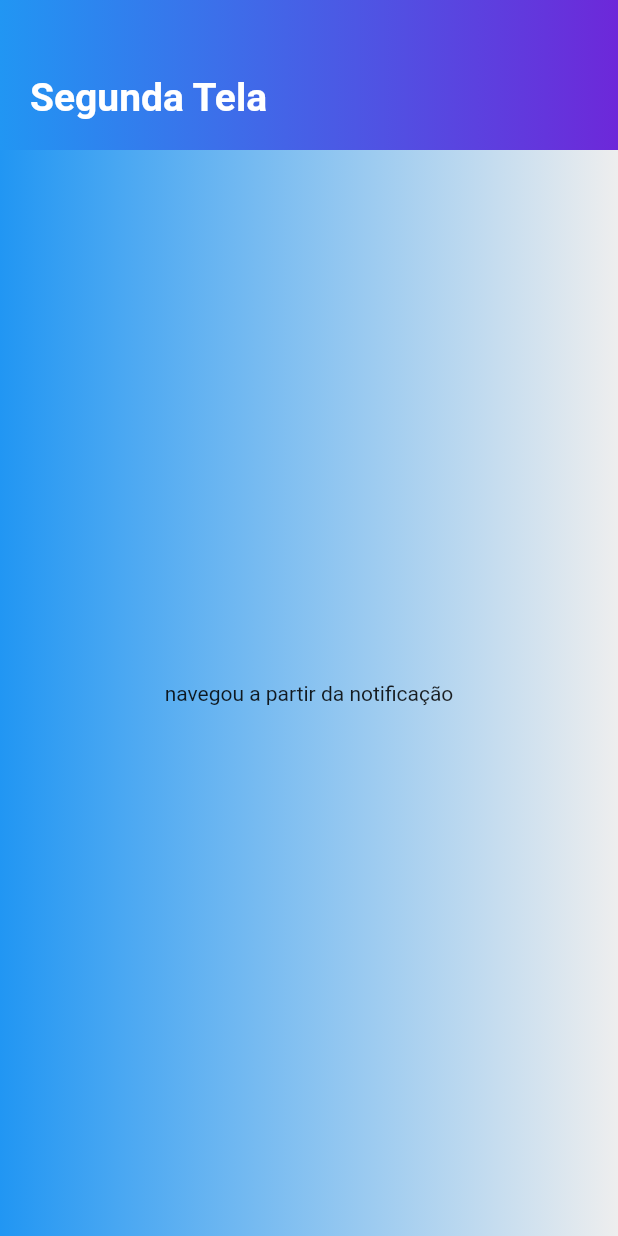
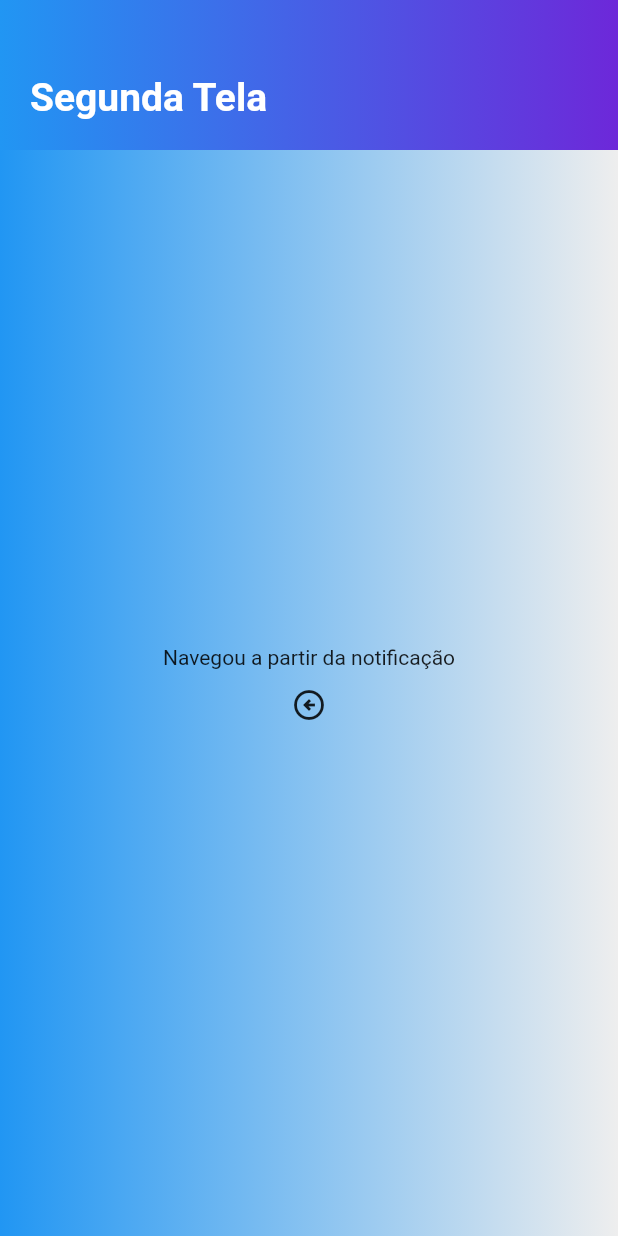
Before and after one commit to Jo-Analyst/app_awesome_notifications, a Flutter app: the SecondScreen screen opened directly, on a phone screen of 412 x 824 dp. Run offline on Flutter 3.47's test engine with Material 3 defaults, Android fonts, the phone set to English and light mode, and no system bars; our stand-ins replace awesome_notifications.

Commit message:
agora sim

```diff
--- a/lib/main.dart
+++ b/lib/main.dart
@@ -17,6 +17,7 @@ class MainApp extends StatelessWidget {
   @override
   Widget build(BuildContext context) {
     return MaterialApp(
+      navigatorKey: navigatorKey,
       title: 'Flutter Demo',
       theme: ThemeData(
         // This is the theme of your application.
--- a/lib/screens/home_screen.dart
+++ b/lib/screens/home_screen.dart
@@ -85,8 +85,7 @@ class HomeScreen extends StatelessWidget {
                   title: 'Título da notificação',
                   body: 'Corpo da notificação',
                   payload: {'navigate': 'true'},
-                  summary: 'Pequeno resumo',
-                  actionButton: [
+                  actionButtons: [
                     NotificationActionButton(
                       key: 'check',
                       label: 'Confira',
--- a/lib/screens/second_screen.dart
+++ b/lib/screens/second_screen.dart
@@ -1,3 +1,4 @@
+import 'package:app_awesome_notifications/main.dart';
 import 'package:app_awesome_notifications/widgets/top_bar.dart';
 import 'package:flutter/material.dart';
 
@@ -19,14 +20,18 @@ class SecondScreen extends StatelessWidget {
         ),
         child: SizedBox(
           width: MediaQuery.of(context).size.height,
-          child: const Column(
+          child: Column(
             children: [
-              TopBar(title: 'Segunda Tela'),
-              Spacer(),
-              Center(
-                child: Text("navegou a partir da notificação"),
+              const TopBar(title: 'Segunda Tela'),
+              const Spacer(),
+              const Center(
+                child: Text("Navegou a partir da notificação"),
               ),
-              Spacer(),
+              IconButton(
+                onPressed: () => MainApp.navigatorKey.currentState?.pop(),
+                icon: const Icon(Icons.arrow_circle_left_outlined),
+              ),
+              const Spacer(),
             ],
           ),
         ),
```
Also changed, not shown: lib/services/notification_service.dart (+8 -6 lines), 1 other file.
